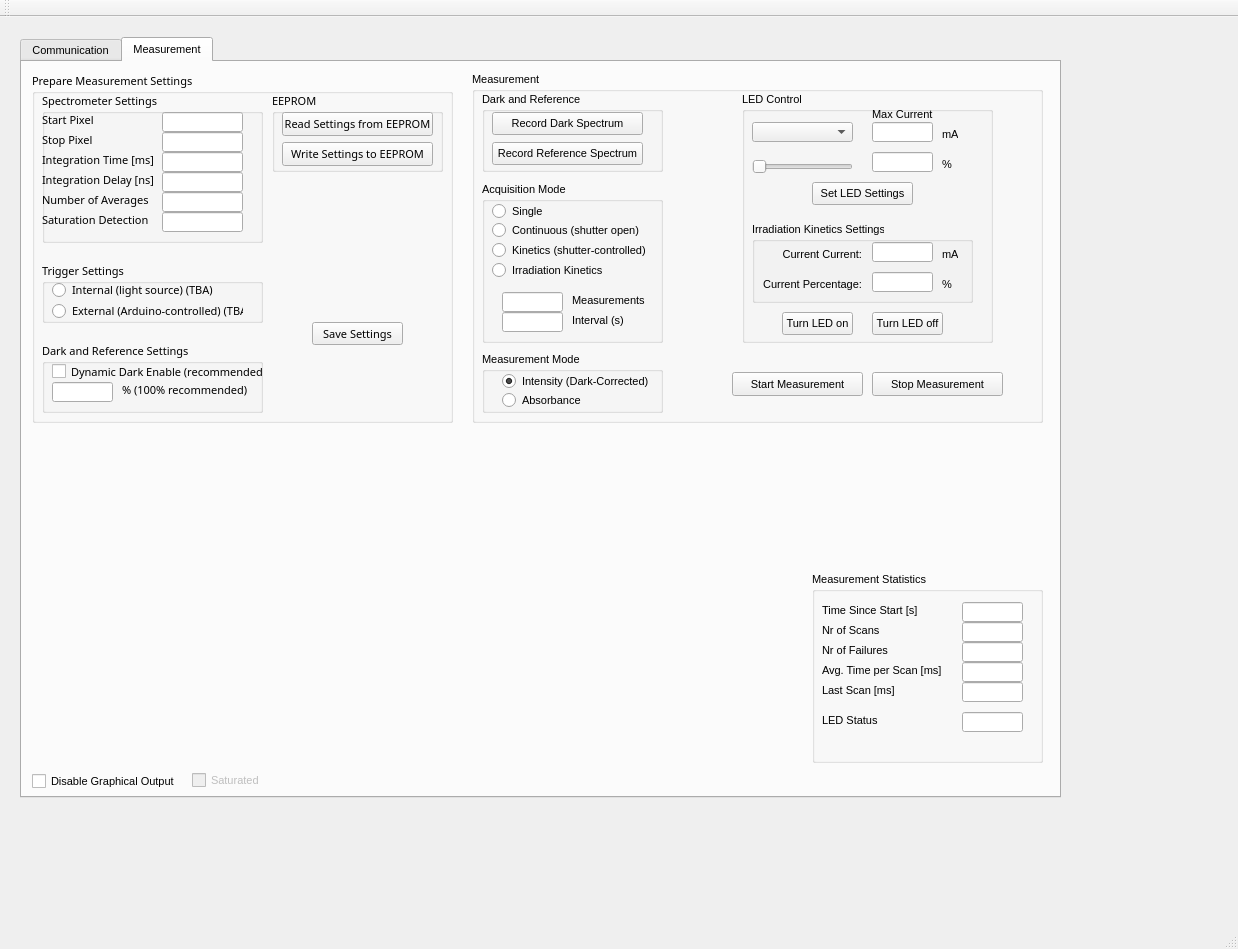
The window that UIs/MainWindow.ui (CrespiLab/fibirr-GUI) describes before a commit, drawn with Qt 5.
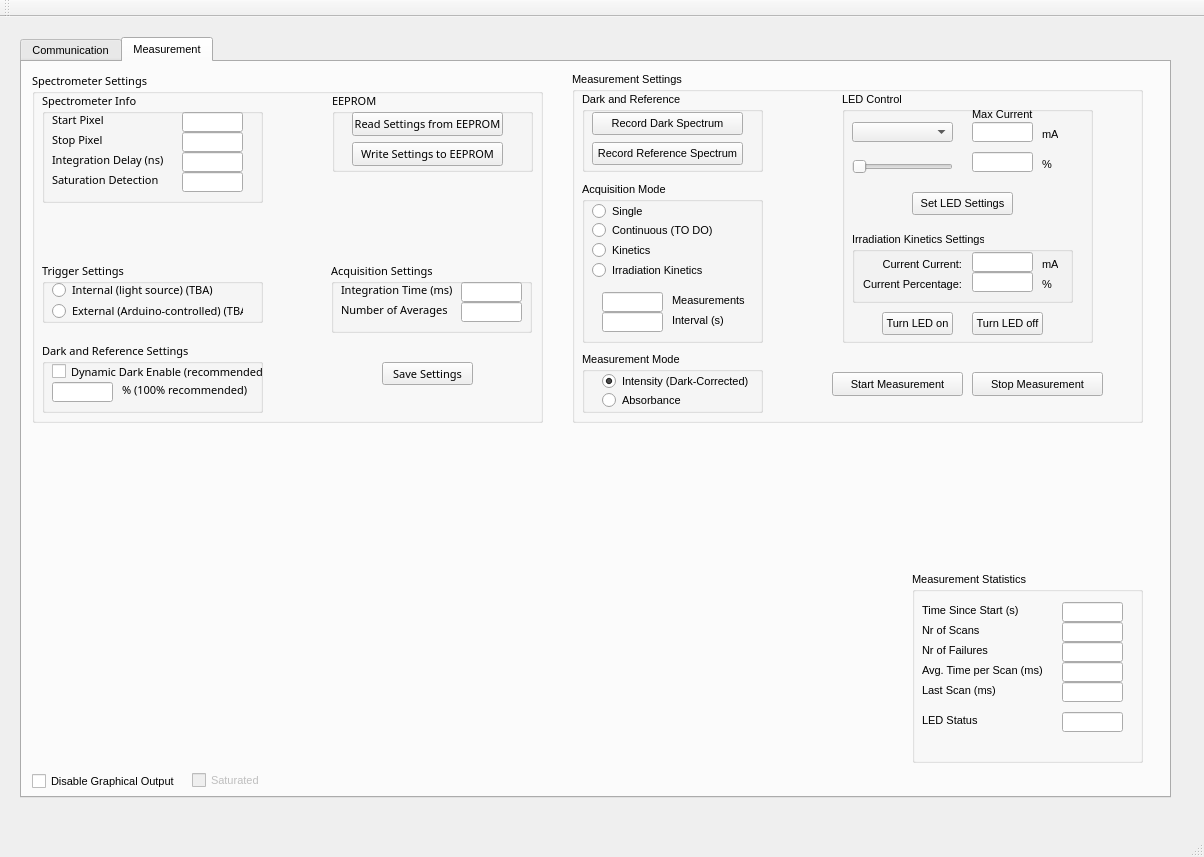
The same window after the commit. Custom widgets are drawn as their Qt base class.

```diff
--- a/UIs/MainWindow.ui
+++ b/UIs/MainWindow.ui
@@ -6,10 +6,16 @@
    <rect>
     <x>0</x>
     <y>0</y>
-    <width>1238</width>
-    <height>949</height>
+    <width>1204</width>
+    <height>857</height>
    </rect>
   </property>
+  <property name="sizePolicy">
+   <sizepolicy hsizetype="MinimumExpanding" vsizetype="MinimumExpanding">
+    <horstretch>0</horstretch>
+    <verstretch>0</verstretch>
+   </sizepolicy>
+  </property>
   <property name="font">
    <font>
     <pointsize>8</pointsize>
@@ -19,12 +25,18 @@
    <string>fibirr-GUI</string>
   </property>
   <widget class="QWidget" name="centralWidget">
+   <property name="sizePolicy">
+    <sizepolicy hsizetype="Expanding" vsizetype="Expanding">
+     <horstretch>0</horstretch>
+     <verstretch>0</verstretch>
+    </sizepolicy>
+   </property>
    <widget class="QTabWidget" name="tabWidget">
     <property name="geometry">
      <rect>
       <x>20</x>
       <y>20</y>
-      <width>1041</width>
+      <width>1151</width>
       <height>761</height>
      </rect>
     </property>
@@ -396,14 +408,14 @@
      <widget class="QGroupBox" name="groupBox">
       <property name="geometry">
        <rect>
-        <x>450</x>
+        <x>550</x>
         <y>10</y>
         <width>571</width>
         <height>351</height>
        </rect>
       </property>
       <property name="title">
-       <string>Measurement</string>
+       <string>Measurement Settings</string>
       </property>
       <widget class="QPushButton" name="StartMeasBtn">
        <property name="geometry">
@@ -453,7 +465,7 @@
          </rect>
         </property>
         <property name="text">
-         <string>Kinetics (shutter-controlled)</string>
+         <string>Kinetics</string>
         </property>
        </widget>
        <widget class="QRadioButton" name="ContinuousRBtn">
@@ -466,7 +478,7 @@
          </rect>
         </property>
         <property name="text">
-         <string>Continuous (shutter open)</string>
+         <string>Continuous (TO DO)</string>
         </property>
        </widget>
        <widget class="QRadioButton" name="IrrKinRBtn">
@@ -816,9 +828,9 @@
         <property name="geometry">
          <rect>
           <x>10</x>
-          <y>130</y>
+          <y>140</y>
           <width>221</width>
-          <height>81</height>
+          <height>71</height>
          </rect>
         </property>
         <property name="title">
@@ -828,7 +840,7 @@
          <property name="geometry">
           <rect>
            <x>190</x>
-           <y>50</y>
+           <y>40</y>
            <width>16</width>
            <height>25</height>
           </rect>
@@ -900,7 +912,7 @@
          <property name="geometry">
           <rect>
            <x>120</x>
-           <y>50</y>
+           <y>40</y>
            <width>61</width>
            <height>20</height>
           </rect>
@@ -938,7 +950,7 @@
          <property name="geometry">
           <rect>
            <x>10</x>
-           <y>50</y>
+           <y>40</y>
            <width>100</width>
            <height>25</height>
           </rect>
@@ -967,7 +979,7 @@
         <property name="geometry">
          <rect>
           <x>70</x>
-          <y>90</y>
+          <y>100</y>
           <width>101</width>
           <height>23</height>
          </rect>
@@ -981,7 +993,7 @@
      <widget class="QGroupBox" name="groupBox_8">
       <property name="geometry">
        <rect>
-        <x>790</x>
+        <x>890</x>
         <y>510</y>
         <width>231</width>
         <height>191</height>
@@ -999,6 +1011,9 @@
          <height>20</height>
         </rect>
        </property>
+       <property name="readOnly">
+        <bool>true</bool>
+       </property>
       </widget>
       <widget class="QLineEdit" name="NrScansEdt">
        <property name="geometry">
@@ -1009,6 +1024,9 @@
          <height>20</height>
         </rect>
        </property>
+       <property name="readOnly">
+        <bool>true</bool>
+       </property>
       </widget>
       <widget class="QLineEdit" name="NrFailuresEdt">
        <property name="geometry">
@@ -1019,6 +1037,9 @@
          <height>20</height>
         </rect>
        </property>
+       <property name="readOnly">
+        <bool>true</bool>
+       </property>
       </widget>
       <widget class="QLineEdit" name="TimePerScanEdt">
        <property name="geometry">
@@ -1029,6 +1050,9 @@
          <height>20</height>
         </rect>
        </property>
+       <property name="readOnly">
+        <bool>true</bool>
+       </property>
       </widget>
       <widget class="QLineEdit" name="LastScanEdt">
        <property name="geometry">
@@ -1039,6 +1063,9 @@
          <height>20</height>
         </rect>
        </property>
+       <property name="readOnly">
+        <bool>true</bool>
+       </property>
       </widget>
       <widget class="QLabel" name="label_15">
        <property name="geometry">
@@ -1050,7 +1077,7 @@
         </rect>
        </property>
        <property name="text">
-        <string>Time Since Start [s]</string>
+        <string>Time Since Start (s)</string>
        </property>
       </widget>
       <widget class="QLabel" name="label_16">
@@ -1089,7 +1116,7 @@
         </rect>
        </property>
        <property name="text">
-        <string>Avg. Time per Scan [ms]</string>
+        <string>Avg. Time per Scan (ms)</string>
        </property>
       </widget>
       <widget class="QLabel" name="label_19">
@@ -1114,6 +1141,9 @@
          <height>20</height>
         </rect>
        </property>
+       <property name="readOnly">
+        <bool>true</bool>
+       </property>
       </widget>
       <widget class="QLabel" name="label_31">
        <property name="geometry">
@@ -1125,7 +1155,7 @@
         </rect>
        </property>
        <property name="text">
-        <string>Last Scan [ms]</string>
+        <string>Last Scan (ms)</string>
        </property>
       </widget>
      </widget>
@@ -1176,7 +1206,7 @@
        <rect>
         <x>10</x>
         <y>10</y>
-        <width>421</width>
+        <width>511</width>
         <height>351</height>
        </rect>
       </property>
@@ -1187,7 +1217,7 @@
        </font>
       </property>
       <property name="title">
-       <string>Prepare Measurement Settings</string>
+       <string>Spectrometer Settings</string>
       </property>
       <widget class="QGroupBox" name="groupBox_3">
        <property name="geometry">
@@ -1243,8 +1273,8 @@
       <widget class="QPushButton" name="SettingsBtn">
        <property name="geometry">
         <rect>
-         <x>280</x>
-         <y>250</y>
+         <x>350</x>
+         <y>290</y>
          <width>91</width>
          <height>23</height>
         </rect>
@@ -1256,9 +1286,9 @@
       <widget class="QGroupBox" name="groupBox_5_EEPROM">
        <property name="geometry">
         <rect>
-         <x>240</x>
+         <x>300</x>
          <y>20</y>
-         <width>171</width>
+         <width>201</width>
          <height>80</height>
         </rect>
        </property>
@@ -1268,7 +1298,7 @@
        <widget class="QPushButton" name="ReadEepromBtn">
         <property name="geometry">
          <rect>
-          <x>10</x>
+          <x>20</x>
           <y>20</y>
           <width>151</width>
           <height>24</height>
@@ -1281,7 +1311,7 @@
        <widget class="QPushButton" name="WriteEepromBtn">
         <property name="geometry">
          <rect>
-          <x>10</x>
+          <x>20</x>
           <y>50</y>
           <width>151</width>
           <height>24</height>
@@ -1347,40 +1377,30 @@
          <x>10</x>
          <y>20</y>
          <width>221</width>
-         <height>151</height>
+         <height>111</height>
         </rect>
        </property>
        <property name="title">
-        <string>Spectrometer Settings</string>
+        <string>Spectrometer Info</string>
        </property>
        <widget class="QLineEdit" name="SatDetEdt">
         <property name="geometry">
          <rect>
-          <x>120</x>
-          <y>120</y>
-          <width>81</width>
+          <x>140</x>
+          <y>80</y>
+          <width>61</width>
           <height>20</height>
          </rect>
         </property>
-       </widget>
-       <widget class="QLabel" name="label">
-        <property name="geometry">
-         <rect>
-          <x>0</x>
-          <y>60</y>
-          <width>121</width>
-          <height>16</height>
-         </rect>
-        </property>
-        <property name="text">
-         <string>Integration Time [ms]</string>
+        <property name="readOnly">
+         <bool>true</bool>
         </property>
        </widget>
        <widget class="QLabel" name="label_28">
         <property name="geometry">
          <rect>
-          <x>0</x>
-          <y>120</y>
+          <x>10</x>
+          <y>80</y>
           <width>121</width>
           <height>16</height>
          </rect>
@@ -1392,7 +1412,7 @@
        <widget class="QLabel" name="label_25">
         <property name="geometry">
          <rect>
-          <x>0</x>
+          <x>10</x>
           <y>20</y>
           <width>91</width>
           <height>16</height>
@@ -1405,17 +1425,20 @@
        <widget class="QLineEdit" name="IntDelayEdt">
         <property name="geometry">
          <rect>
-          <x>120</x>
-          <y>80</y>
-          <width>81</width>
+          <x>140</x>
+          <y>60</y>
+          <width>61</width>
           <height>20</height>
          </rect>
         </property>
+        <property name="readOnly">
+         <bool>true</bool>
+        </property>
        </widget>
        <widget class="QLabel" name="label_26">
         <property name="geometry">
          <rect>
-          <x>0</x>
+          <x>10</x>
           <y>40</y>
           <width>81</width>
           <height>16</height>
@@ -1431,72 +1454,104 @@
          <string>Stop Pixel</string>
         </property>
        </widget>
-       <widget class="QLabel" name="label_2">
-        <property name="geometry">
-         <rect>
-          <x>0</x>
-          <y>100</y>
-          <width>121</width>
-          <height>16</height>
-         </rect>
-        </property>
-        <property name="text">
-         <string>Number of Averages</string>
-        </property>
-       </widget>
        <widget class="QLineEdit" name="StartPixelEdt">
         <property name="geometry">
          <rect>
-          <x>120</x>
+          <x>140</x>
           <y>20</y>
-          <width>81</width>
+          <width>61</width>
           <height>20</height>
          </rect>
         </property>
-       </widget>
-       <widget class="QLineEdit" name="IntTimeEdt">
-        <property name="geometry">
-         <rect>
-          <x>120</x>
-          <y>60</y>
-          <width>81</width>
-          <height>20</height>
-         </rect>
+        <property name="readOnly">
+         <bool>true</bool>
         </property>
        </widget>
        <widget class="QLineEdit" name="StopPixelEdt">
         <property name="geometry">
          <rect>
-          <x>120</x>
+          <x>140</x>
           <y>40</y>
-          <width>81</width>
+          <width>61</width>
           <height>20</height>
          </rect>
         </property>
+        <property name="readOnly">
+         <bool>true</bool>
+        </property>
        </widget>
        <widget class="QLabel" name="label_27">
         <property name="geometry">
          <rect>
-          <x>0</x>
-          <y>80</y>
+          <x>10</x>
+          <y>60</y>
           <width>121</width>
           <height>16</height>
          </rect>
         </property>
         <property name="text">
-         <string>Integration Delay [ns]</string>
+         <string>Integration Delay (ns)</string>
         </property>
        </widget>
+      </widget>
+      <widget class="QGroupBox" name="groupBox_14">
+       <property name="geometry">
+        <rect>
+         <x>299</x>
+         <y>190</y>
+         <width>201</width>
+         <height>71</height>
+        </rect>
+       </property>
+       <property name="title">
+        <string>Acquisition Settings</string>
+       </property>
        <widget class="QLineEdit" name="AvgEdt">
         <property name="geometry">
          <rect>
-          <x>120</x>
-          <y>100</y>
-          <width>81</width>
+          <x>130</x>
+          <y>40</y>
+          <width>61</width>
           <height>20</height>
          </rect>
         </property>
        </widget>
+       <widget class="QLabel" name="label">
+        <property name="geometry">
+         <rect>
+          <x>10</x>
+          <y>20</y>
+          <width>121</width>
+          <height>16</height>
+         </rect>
+        </property>
+        <property name="text">
+         <string>Integration Time (ms)</string>
+        </property>
+       </widget>
+       <widget class="QLineEdit" name="IntTimeEdt">
+        <property name="geometry">
+         <rect>
+          <x>130</x>
+          <y>20</y>
+          <width>61</width>
+          <height>20</height>
+         </rect>
+        </property>
+       </widget>
+       <widget class="QLabel" name="label_2">
+        <property name="geometry">
+         <rect>
+          <x>10</x>
+          <y>40</y>
+          <width>121</width>
+          <height>16</height>
+         </rect>
+        </property>
+        <property name="text">
+         <string>Number of Averages</string>
+        </property>
+       </widget>
       </widget>
      </widget>
     </widget>
```
Left out of the diff: 5 changed lines with no effect on the pictures.
